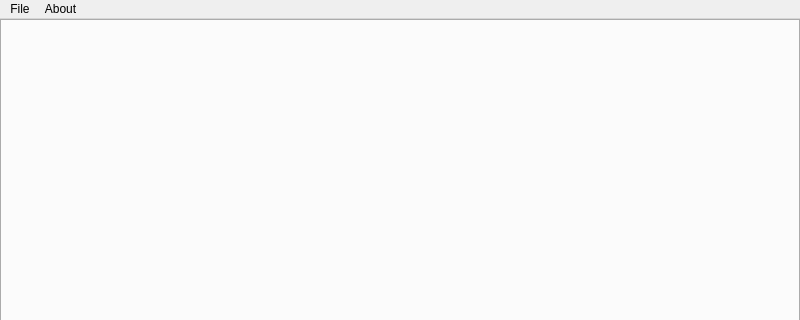
Old version of the form src/views/MainWindow.ui in the repository csb6/accountant; both pictures show x 0 to 800 and y 0 to 320 of the 800 by 600 pixel window.
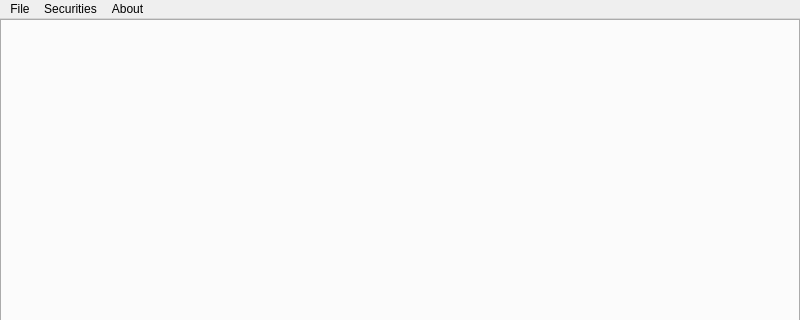
New version of the form.

Commit message: Added popup for adding/removing securities, which will eventually be associated with particular accounts

The edit to the form file:
```diff
--- a/src/views/MainWindow.ui
+++ b/src/views/MainWindow.ui
@@ -77,7 +77,14 @@
     </property>
     <addaction name="show_licenses"/>
    </widget>
+   <widget class="QMenu" name="securities_menu">
+    <property name="title">
+     <string>Securities</string>
+    </property>
+    <addaction name="new_security"/>
+   </widget>
    <addaction name="file_menu"/>
+   <addaction name="securities_menu"/>
    <addaction name="menuAbout"/>
   </widget>
   <widget class="QStatusBar" name="statusbar"/>
```
Left out of the diff: 11 changed lines with no effect on the pictures. The commit also changes 7 other files.
